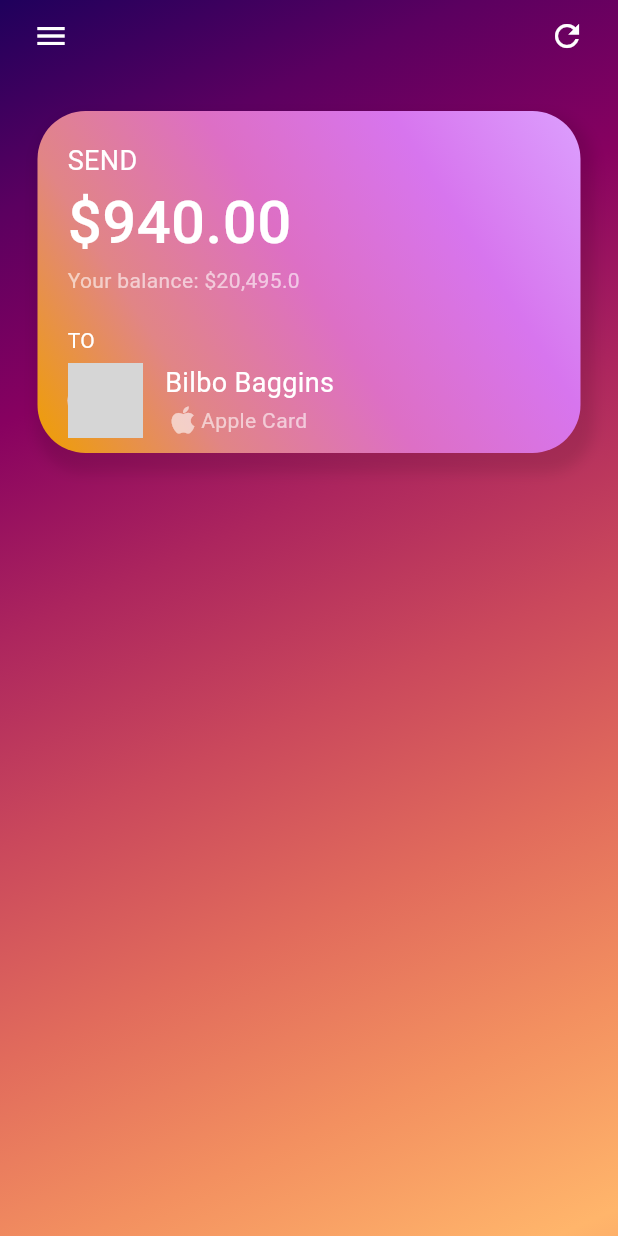
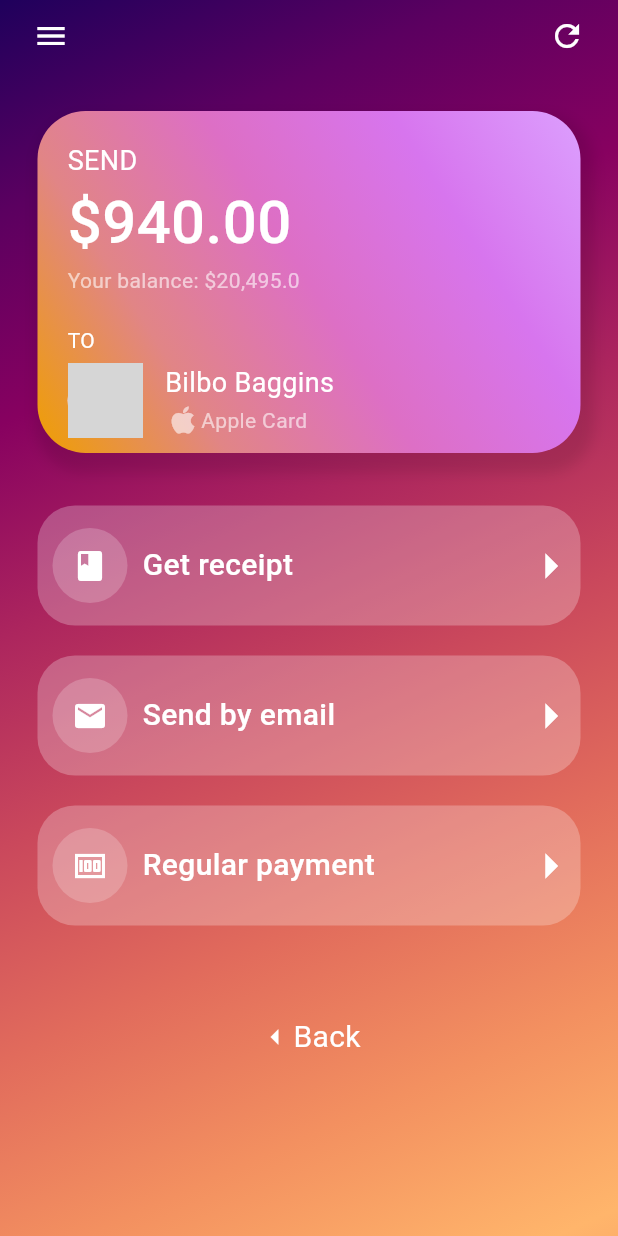
Before and after one commit to mateuszkasprzak94/custom_ui, a Flutter app: the screen it shows after launch, on a phone screen of 412 x 824 dp. Run offline on Flutter 3.47's test engine with Material 2 defaults, Android fonts, the light colour scheme and no system bars; missing offline and left inert: custom_switch_widget; network calls fail; grey boxes are pictures that could not be loaded.

Commit message:
Finish Second Bank Page

```diff
--- a/lib/main.dart
+++ b/lib/main.dart
@@ -1,7 +1,5 @@
 import 'package:flutter/material.dart';
-import 'package:ui_training/pages/bank.dart';
 import 'package:ui_training/pages/bank_two.dart';
-// import 'package:ui_training/pages/weather_screen.dart';
 
 void main() {
   runApp(const MyApp());
--- a/lib/pages/bank_two.dart
+++ b/lib/pages/bank_two.dart
@@ -57,9 +57,96 @@ class _BankTwoState extends State<BankTwo> {
                   ),
                 ),
                 const FirstWidget(),
+                const SizedBox(height: 15),
+                const SecondWidget(icon: Icons.book, feature: 'Get receipt'),
+                const SecondWidget(icon: Icons.mail, feature: 'Send by email'),
+                const SecondWidget(
+                    icon: Icons.money, feature: 'Regular payment'),
+                const SizedBox(height: 50),
+                const Row(
+                  mainAxisAlignment: MainAxisAlignment.center,
+                  children: [
+                    Icon(
+                      Icons.arrow_left,
+                      color: Colors.white,
+                    ),
+                    Text(
+                      'Back',
+                      style: TextStyle(color: Colors.white, fontSize: 20),
+                    )
+                  ],
+                )
               ],
             ),
           )),
+    );
+  }
+}
+
+class SecondWidget extends StatelessWidget {
+  const SecondWidget({
+    required this.icon,
+    required this.feature,
+    super.key,
+  });
+
+  final IconData icon;
+  final String feature;
+
+  @override
+  Widget build(BuildContext context) {
+    return InkWell(
+      onTap: () {},
+      child: Container(
+        margin: const EdgeInsets.symmetric(
+          horizontal: 25,
+          vertical: 10,
+        ),
+        width: double.infinity,
+        height: 80,
+        decoration: BoxDecoration(
+          color: Colors.white.withOpacity(0.25),
+          borderRadius: const BorderRadius.all(
+            Radius.circular(25),
+          ),
+        ),
+        child: Row(
+          children: [
+            Padding(
+              padding: const EdgeInsets.all(10),
+              child: Container(
+                height: 50,
+                width: 50,
+                decoration: BoxDecoration(
+                  color: Colors.white.withOpacity(0.2),
+                  borderRadius: const BorderRadius.all(
+                    Radius.circular(25),
+                  ),
+                ),
+                child: Icon(
+                  icon,
+                  color: Colors.white,
+                ),
+              ),
+            ),
+            Expanded(
+              child: Text(
+                feature,
+                style: const TextStyle(
+                    color: Colors.white,
+                    fontWeight: FontWeight.w500,
+                    fontSize: 20),
+              ),
+            ),
+            const SizedBox(width: 10),
+            const Icon(
+              Icons.arrow_right,
+              color: Colors.white,
+              size: 40,
+            )
+          ],
+        ),
+      ),
     );
   }
 }
```
